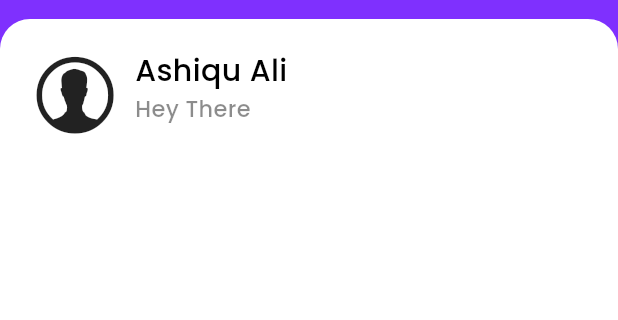
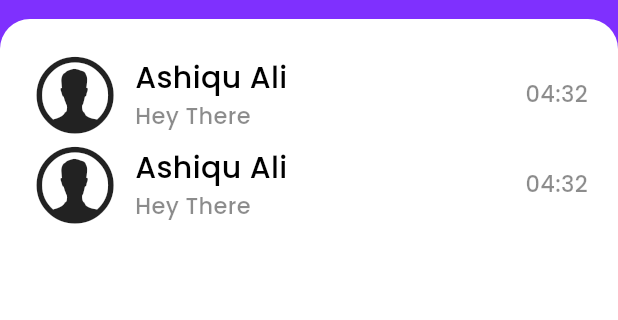
Before and after one commit to ashiqu-ali/genie, a Flutter app: the screen it shows after launch, on a phone screen of 412 x 824 dp, the part 65-385 px from its top. Run offline on Flutter 3.47's test engine with Material 3 defaults, Android fonts, the light colour scheme and no system bars; our stand-ins replace google_fonts.

Commit message:
home page added

```diff
--- a/lib/pages/home_page.dart
+++ b/lib/pages/home_page.dart
@@ -36,7 +36,7 @@ class _HomePageState extends State<HomePage> {
             child: Column(
               children: [
                 Row(
-                  crossAxisAlignment: CrossAxisAlignment.start,
+                  mainAxisAlignment: MainAxisAlignment.start,
                   children: [
                     const Icon(CupertinoIcons.person_alt_circle, size: 60),
                     SizedBox(width: xsmall),
@@ -46,12 +46,30 @@ class _HomePageState extends State<HomePage> {
                         Text("Ashiqu Ali", style: userName),
                         Text("Hey There", style: chatStyle),
                       ],
-                    )
+                    ),
+                    const Spacer(),
+                    Text("04:32", style: chatStyle)
                   ],
                 ),
+                Row(
+                  mainAxisAlignment: MainAxisAlignment.start,
+                  children: [
+                    const Icon(CupertinoIcons.person_alt_circle, size: 60),
+                    SizedBox(width: xsmall),
+                    Column(
+                      crossAxisAlignment: CrossAxisAlignment.start,
+                      children: [
+                        Text("Ashiqu Ali", style: userName),
+                        Text("Hey There", style: chatStyle),
+                      ],
+                    ),
+                    const Spacer(),
+                    Text("04:32", style: chatStyle)
+                  ],
+                )
               ],
             ),
-          )
+          ),
         ],
       ),
     );
```
Also changed, not shown: lib/pages/chat_screen.dart (added).
